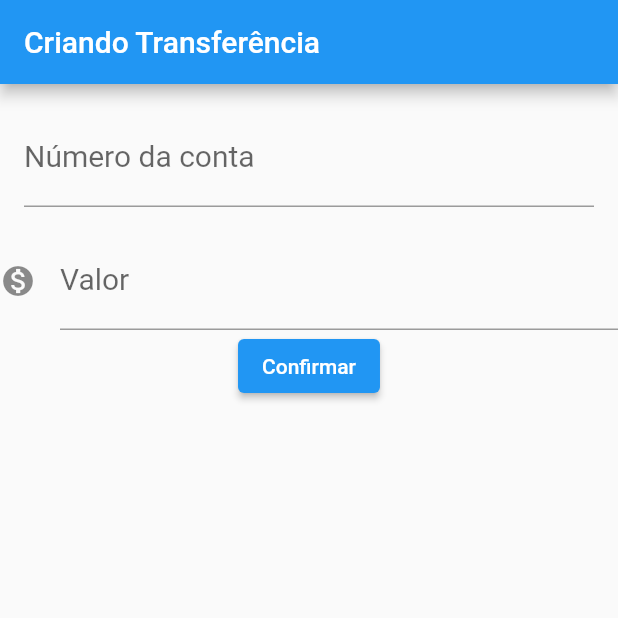
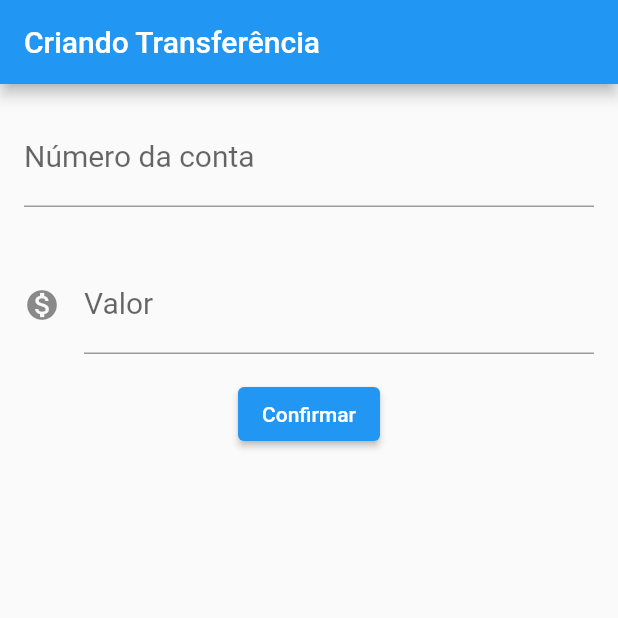
Before and after one commit to Bielmelo6/Bytebank, a Flutter app: the screen it shows after launch, after a tap on "Confirmar", on a phone screen of 412 x 824 dp, the top half of it. Run offline on Flutter 3.47's test engine with Material 2 defaults, Android fonts, the phone set to English and light mode, and no system bars.

Commit message:
refatorando o código

```diff
--- a/lib/main.dart
+++ b/lib/main.dart
@@ -14,10 +14,9 @@ class BytebankApp extends StatelessWidget {
 }
 
 class FormularioTransferencia extends StatelessWidget {
-
-  final TextEditingController _controladorCampoNumeroConta =
+  final TextEditingController _controllerFieldNumberAccount =
       TextEditingController();
-  final TextEditingController _controladorCampoValor = TextEditingController();
+  final TextEditingController _controllerFieldValue = TextEditingController();
 
   @override
   Widget build(BuildContext context) {
@@ -26,39 +25,60 @@ class FormularioTransferencia extends StatelessWidget {
         title: Text('Criando Transferência'),
       ),
       body: Column(children: [
-        Padding(
-          padding: const EdgeInsets.all(16.0),
-          child: TextField(
-            controller: _controladorCampoNumeroConta,
-            style: TextStyle(
-              fontSize: 20.0,
-            ),
-            decoration:
-                InputDecoration(labelText: 'Número da conta', hintText: '0000'),
-            keyboardType: TextInputType.number,
-          ),
-        ),
-        TextField(
-          controller: _controladorCampoValor,
-          style: TextStyle(fontSize: 20.0),
-          decoration: InputDecoration(
-              icon: Icon(Icons.monetization_on),
-              labelText: 'Valor',
-              hintText: '0.00'),
-        ),
+        Editor(
+            controller: _controllerFieldNumberAccount,
+            rotulo: 'Número da conta',
+            format: '0000'),
+        Editor(
+            controller: _controllerFieldValue,
+            rotulo: 'Valor',
+            format: '0.00',
+            icon: Icons.monetization_on),
         ElevatedButton(
           child: Text('Confirmar'),
-          onPressed: () {
-            debugPrint('clicou no confirmar');
-            final int? numeroConta = int.tryParse(_controladorCampoNumeroConta.text);
-            final double? campoValor = double.tryParse(_controladorCampoValor.text);
-            if(numeroConta != null && campoValor != null) {
-              final transferenciaCriada = Transferencia(campoValor, numeroConta);
-              debugPrint('$transferenciaCriada');
-            }
-          },
+          onPressed: () => _criaTransferencia(),
         ),
       ]),
+    );
+  }
+
+  void _criaTransferencia() {
+    final int? numeroConta =
+        int.tryParse(_controllerFieldNumberAccount.text);
+    final double? campoValor =
+        double.tryParse(_controllerFieldValue.text);
+    if (numeroConta != null && campoValor != null) {
+      final transferenciaCriada =
+          Transferencia(campoValor, numeroConta);
+      debugPrint('$transferenciaCriada');
+    }
+  }
+}
+
+class Editor extends StatelessWidget {
+
+  final TextEditingController? controller;
+  final String? rotulo;
+  final String? format;
+  final IconData? icon;
+
+  Editor({this.controller, this.rotulo, this.format, this.icon});
+
+  @override
+  Widget build(BuildContext context) {
+    return Padding(
+      padding: const EdgeInsets.all(16.0),
+      child: TextField(
+        controller: controller,
+        style: TextStyle(
+          fontSize: 20.0,
+        ),
+        decoration: InputDecoration(
+            icon: icon != null ? Icon(icon) : null,
+            labelText: rotulo,
+            hintText: format),
+        keyboardType: TextInputType.number,
+      ),
     );
   }
 }
```
